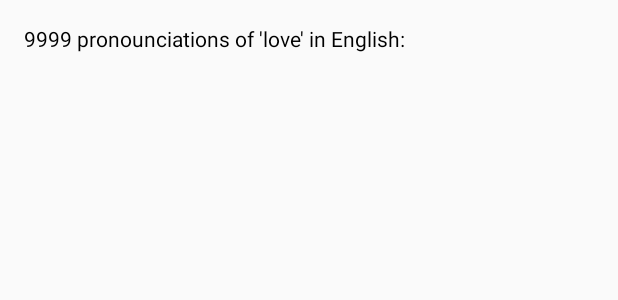
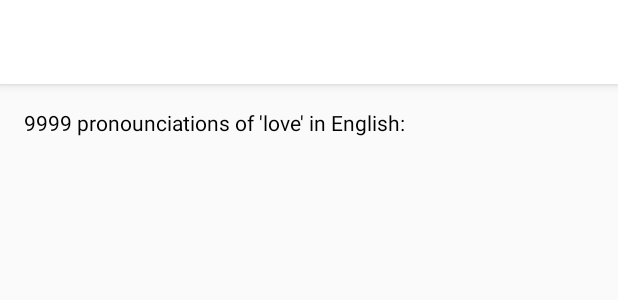
Before and after one commit to youlish/HowToSpeak, an Android app: the layout activity_results_search.xml on its own in the app's theme, with its tools: preview values and no code run, on a phone screen of 412 x 824 dp. Shown: the top 300 px of the screen. Run offline under Robolectric (Android 15) with nearby library versions, the phone set to English and light mode, and no system bars.

Commit message:
fix hot bug

```diff
--- a/app/src/main/res/layout/activity_results_search.xml
+++ b/app/src/main/res/layout/activity_results_search.xml
@@ -3,8 +3,18 @@
     xmlns:tools="http://schemas.android.com/tools"
     android:layout_width="match_parent"
     android:layout_height="match_parent"
+    xmlns:app="http://schemas.android.com/apk/res-auto"
     android:orientation="vertical"
     tools:context="cnmp.com.howtospeak.ResultsSearchActivity">
+
+    <android.support.v7.widget.Toolbar
+        android:id="@+id/my_toolbar"
+        app:popupTheme="@style/ThemeOverlay.AppCompat.Dark"
+        android:layout_width="match_parent"
+        android:layout_height="?attr/actionBarSize"
+        android:background="?attr/colorPrimary"
+        android:elevation="4dp"
+        android:theme="@style/ThemeOverlay.AppCompat.ActionBar" />
 
     <TextView
         android:layout_width="match_parent"
--- a/app/src/main/res/layout/item_list_videos.xml
+++ b/app/src/main/res/layout/item_list_videos.xml
@@ -1,7 +1,7 @@
 <?xml version="1.0" encoding="utf-8"?>
 <LinearLayout xmlns:android="http://schemas.android.com/apk/res/android"
     android:layout_width="match_parent"
-    android:layout_height="match_parent"
+    android:layout_height="wrap_content"
     android:orientation="vertical">
 
     <LinearLayout
```
Also changed, not shown: app/src/main/java/cnmp/com/howtospeak/ResultsSearchActivity.java (+14 -5 lines).
